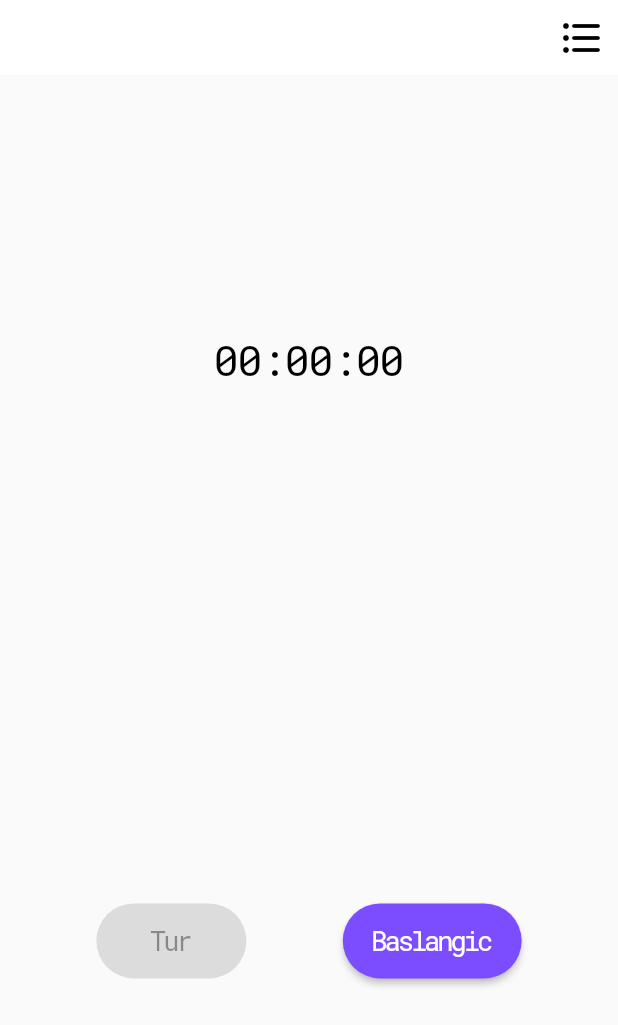
After one commit to MertSaygili/Clock-Project, a Flutter app: the StopwatchPageView1 screen opened directly, on a phone screen of 412 x 824 dp. The commit adds this screen. Shown: the top 1025 px of the screen. Run offline on Flutter 3.47's test engine with Material 2 defaults, Android fonts, the phone set to English and light mode, and no system bars.

Commit message:
still working on kronometre page

```diff
--- /dev/null
+++ b/lib/ui/view/stopwatch1_page.dart
@@ -0,0 +1,202 @@
+// ignore_for_file: prefer_final_fields
+
+import 'dart:async';
+
+import 'package:clock_project/constants/constants.dart';
+import 'package:flutter/material.dart';
+
+import '../../time/time.dart';
+import '../widgets/custom_timer_appbar.dart';
+
+class StopwatchPageView1 extends StatefulWidget {
+  const StopwatchPageView1({Key? key}) : super(key: key);
+
+  @override
+  State<StopwatchPageView1> createState() => _StopwatchPageView1State();
+}
+
+class _StopwatchPageView1State extends State<StopwatchPageView1> with Time {
+  // late variables
+  late Color _turButtonColor;
+  late bool _isClicked;
+  late String _textCurrentButtonFirst;
+  late String _textCurrentButtonSecond;
+  late String _textTime;
+
+  // Timer variables
+  late final Timer _everySplitsecond;
+  late int _splitsecond;
+  late int _second;
+  late int _minute;
+
+  // text variables
+  final String _textTur = 'Tur';
+  final String _textBaslangic = 'Baslangic';
+  final String _textDur = 'Dur';
+  final String _textSifirla = 'Sifirla';
+  final String _textSurdur = 'Surdur';
+
+  final double _prefferedSize = 50;
+
+  @override
+  void initState() {
+    super.initState();
+    _setPage();
+  }
+
+  @override
+  void dispose() {
+    super.dispose();
+    disposeTimer();
+  }
+
+  @override
+  Widget build(BuildContext context) {
+    return Scaffold(
+      appBar: CustomSettingsAppBar(prefferedSize: _prefferedSize),
+      body: _body(context),
+    );
+  }
+
+  Column _body(BuildContext context) {
+    return Column(
+      mainAxisAlignment: MainAxisAlignment.spaceAround,
+      crossAxisAlignment: CrossAxisAlignment.center,
+      children: [
+        _mainText(context),
+        Row(
+          mainAxisAlignment: MainAxisAlignment.spaceEvenly,
+          children: [
+            _customButtonOne(),
+            _customButtonSecond(),
+          ],
+        )
+      ],
+    );
+  }
+
+  Align _mainText(BuildContext context) {
+    return Align(
+      alignment: Alignment.center,
+      child: Text(
+        _textTime,
+        style: Theme.of(context).textTheme.headline1,
+      ),
+    );
+  }
+
+  ElevatedButton _customButtonSecond() {
+    return ElevatedButton(
+      onPressed: () {
+        setState(() {
+          if (!_isClicked) {
+            updateTime(); // kullanici baslata basti
+            _isClicked = true;
+            _textCurrentButtonSecond = _textDur;
+          } else {
+            // kullanici durdura basti
+            _textCurrentButtonSecond = _textSurdur;
+            _textCurrentButtonFirst = _textSifirla;
+            _turButtonColor = AllColors().colorRed;
+          }
+
+          if (_textCurrentButtonSecond.compareTo(_textSurdur) == 0) {
+            // kullanici surdure basti
+            //todo:: keep increasUPing the timer
+          }
+        });
+      },
+      child: Text(_textCurrentButtonSecond),
+    );
+  }
+
+  ElevatedButton _customButtonOne() {
+    return ElevatedButton(
+      style: ElevatedButton.styleFrom(primary: _turButtonColor),
+      onPressed: _isClicked
+          ? () {
+              setState(() {
+                // kullanici tur almak istedi
+                if (_textCurrentButtonFirst.compareTo(_textTur) == 0) {
+                  //todo: tur alma scaffold degisme gibi durumlar
+                } else {
+                  // kullanici sayfayi sifirladi
+                  //todo: find how to refresh page
+                  _setPage();
+                }
+              });
+            }
+          : null,
+      child: Text(_textCurrentButtonFirst),
+    );
+  }
+
+  void _setPage() {
+    _textTime = '00:00:00';
+    _isClicked = false;
+    _textCurrentButtonFirst = _textTur;
+    _textCurrentButtonSecond = _textBaslangic;
+    _turButtonColor = AllColors().colorGrey;
+    _splitsecond = 0;
+    _second = 0;
+    _minute = 0;
+  }
+
+  // current time functions
+  @override
+  setTime() {
+    var buffer = StringBuffer();
+    // ms
+    if (_splitsecond == 99) {
+      _second = _second + 1;
+      _splitsecond = 0;
+    } else {
+      _splitsecond = _splitsecond + 1;
+    }
+
+    // s
+    if (_second == 59) {
+      _minute = _minute + 1;
+      _second = 0;
+    }
+
+    // m
+    if (_minute < 10) {
+      buffer.write('0$_minute:');
+    } else {
+      buffer.write('$_minute:');
+    }
+
+    // s
+    if (_second < 10) {
+      buffer.write('0$_second:');
+    } else {
+      buffer.write('$_second:');
+    }
+
+    // ms
+    if (_splitsecond < 10) {
+      buffer.write('0$_splitsecond');
+    } else {
+      buffer.write('$_splitsecond');
+    }
+
+    _textTime = buffer.toString();
+    buffer.clear();
+  }
+
+  @override
+  updateTime() {
+    _everySplitsecond =
+        Timer.periodic(const Duration(milliseconds: 10), (Timer t) {
+      setState(() {
+        setTime();
+      });
+    });
+  }
+
+  @override
+  disposeTimer() {
+    _everySplitsecond.cancel();
+  }
+}
--- a/lib/ui/widgets/custom_page_view.dart
+++ b/lib/ui/widgets/custom_page_view.dart
@@ -1,7 +1,8 @@
 import 'package:clock_project/ui/view/alarm_page.dart';
 import 'package:clock_project/ui/view/clock_page.dart';
-import 'package:clock_project/ui/view/stopwatch_page.dart';
 import 'package:flutter/cupertino.dart';
+
+import '../view/stopwatch_page.dart';
 
 class CustomPageView extends StatefulWidget {
   const CustomPageView({Key? key, required this.controller}) : super(key: key);
--- /dev/null
+++ b/lib/ui/widgets/custom_timer_appbar.dart
@@ -0,0 +1,40 @@
+// ignore_for_file: prefer_typing_uninitialized_variables
+
+import 'package:flutter/material.dart';
+import 'package:flutter/services.dart';
+
+import '../../constants/constants.dart';
+import 'custom_icon_button.dart';
+
+class CustomSettingsAppBar extends StatefulWidget with PreferredSizeWidget {
+  const CustomSettingsAppBar({
+    Key? key,
+    required this.prefferedSize,
+  }) : super(key: key);
+
+  final prefferedSize;
+
+  @override
+  State<CustomSettingsAppBar> createState() => CustomSettingsAppBarState();
+  @override
+  Size get preferredSize => const Size.fromHeight(50);
+}
+
+class CustomSettingsAppBarState extends State<CustomSettingsAppBar> {
+  final double _elevation = 0;
+
+  @override
+  Widget build(BuildContext context) {
+    return AppBar(
+      elevation: _elevation,
+      backgroundColor: AllColors().colorWhite,
+      systemOverlayStyle: SystemUiOverlayStyle.dark,
+      actions: [
+        CustomIconButton(
+          icon: IconItems().settingsIcon,
+          fun: null,
+        )
+      ],
+    );
+  }
+}
```
Also changed, not shown: lib/ui/view/stopwatch_page.dart (+76 -186 lines).
